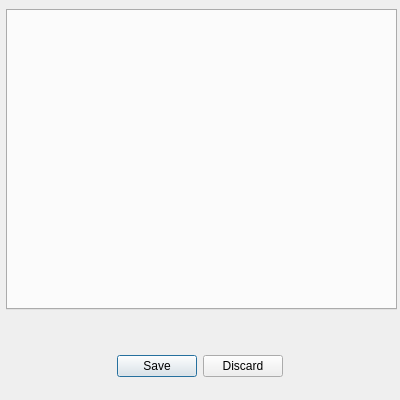
Kampi/Food-Database, file src/Dialog/SettingsDialog/settingsdialog.ui: the form before one commit.
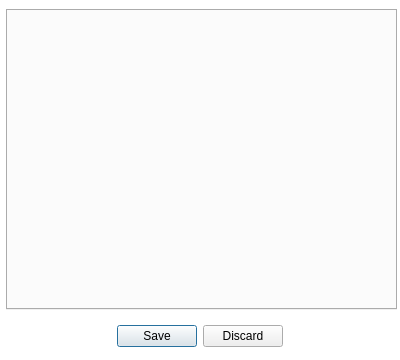
The form after the commit. Icons and pictures are not drawn.

Commit message: mainwindow: - Disable resize from statusbar - Update layout for database state - Add missing default category for new recipe - Add sorting for settings category - Rename dialog signals - Rename actions - Fix wrong 'Export successful' message when recipe export was aborted

Patch:
```diff
--- a/src/Dialog/SettingsDialog/settingsdialog.ui
+++ b/src/Dialog/SettingsDialog/settingsdialog.ui
@@ -7,7 +7,7 @@
     <x>0</x>
     <y>0</y>
     <width>400</width>
-    <height>400</height>
+    <height>360</height>
    </rect>
   </property>
   <property name="windowTitle">
@@ -15,15 +15,20 @@
   </property>
   <property name="windowIcon">
    <iconset resource="../../Ressources.qrc">
-    <normaloff>:/Icon/Ressources/Icons/ApplicationIcon.ico</normaloff>:/Icon/Ressources/Icons/ApplicationIcon.ico</iconset>
+    <normaloff>:/Icon/Ressources/Icons/icons8-food-24.png</normaloff>:/Icon/Ressources/Icons/icons8-food-24.png</iconset>
+  </property>
+  <property name="styleSheet">
+   <string notr="true">QDialog {
+	background-color: #FFFFFF;
+}</string>
   </property>
   <widget class="QDialogButtonBox" name="buttonBox_Close">
    <property name="geometry">
     <rect>
      <x>10</x>
-     <y>350</y>
+     <y>321</y>
      <width>380</width>
-     <height>32</height>
+     <height>31</height>
     </rect>
    </property>
    <property name="orientation">
```
Left out of the diff: 6 changed lines with no effect on the pictures. The commit also changes 45 other files.
